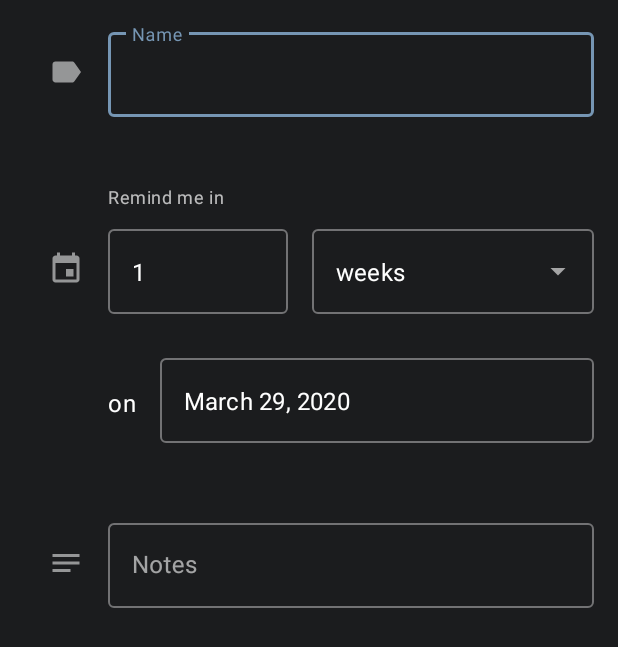
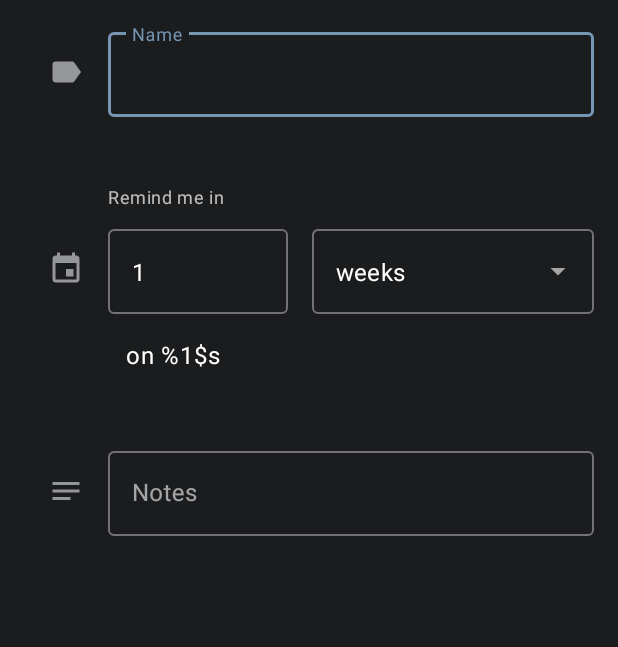
Before and after one commit to NotWoods/tapper-tracker, an Android app: the layout fragment_edit.xml on its own in the app's theme, with its tools: preview values and no code run, on a phone screen of 412 x 824 dp. Shown: the top 647 px of the screen. Run offline under Robolectric (Android 15) with nearby library versions, the phone set to English and light mode, and no system bars; Roboto replaces fonts that are not available here.

Commit message:
Stuff I didn't commit, oops

```diff
--- a/app/src/main/java/com/tigerxdaphne/tappertracker/db/TimeConverters.kt
+++ b/app/src/main/java/com/tigerxdaphne/tappertracker/db/TimeConverters.kt
@@ -1,7 +1,9 @@
 package com.tigerxdaphne.tappertracker.db
 
 import androidx.room.TypeConverter
+import java.time.Instant
 import java.time.LocalDate
+import java.time.ZoneOffset
 
 class TimeConverters {
 
@@ -11,3 +13,7 @@ class TimeConverters {
     @TypeConverter
     fun dateToTimestamp(date: LocalDate): String = date.toString()
 }
+
+fun LocalDate.toUtcInstant(): Instant = atStartOfDay(ZoneOffset.UTC).toInstant()
+
+fun Instant.toUtcDate(): LocalDate = atZone(ZoneOffset.UTC).toLocalDate()
--- a/app/src/main/java/com/tigerxdaphne/tappertracker/initial/Modules.kt
+++ b/app/src/main/java/com/tigerxdaphne/tappertracker/initial/Modules.kt
@@ -1,6 +1,7 @@
 package com.tigerxdaphne.tappertracker.initial
 
 import android.app.AlarmManager
+import android.content.res.Resources
 import androidx.core.app.NotificationManagerCompat
 import androidx.core.content.getSystemService
 import androidx.lifecycle.ProcessLifecycleOwner
@@ -36,6 +37,7 @@ val databaseModule = module {
 }
 
 val systemServiceModule = module {
+    single<Resources> { androidContext().resources }
     single<AlarmManager> { androidContext().getSystemService()!! }
     single { NotificationManagerCompat.from(androidContext()) }
 }
@@ -48,7 +50,7 @@ val alarmModule = module {
 }
 
 val viewModelModule = module {
-    viewModel { (args: EditFragmentArgs) -> EditViewModel(args, get(), get(), get()) }
+    viewModel { (args: EditFragmentArgs) -> EditViewModel(args, get(), get(), get(), get()) }
     viewModel { ListViewModel(get(), get()) }
     viewModel { (args: ExistingTagTappedFragmentArgs) -> ExistingTagTappedViewModel(args, get(), get()) }
 }
--- a/app/src/main/res/layout/fragment_edit.xml
+++ b/app/src/main/res/layout/fragment_edit.xml
@@ -80,7 +80,7 @@
         android:layout_width="120dp"
         android:layout_height="wrap_content"
         android:layout_marginEnd="16dp"
-        app:layout_constraintBottom_toTopOf="@id/date"
+        app:layout_constraintBottom_toTopOf="@id/on"
         app:layout_constraintEnd_toStartOf="@id/reminderUnit"
         app:layout_constraintStart_toStartOf="@id/iconGuideline"
         app:layout_constraintTop_toBottomOf="@id/reminderLabel">
@@ -118,39 +118,17 @@
     <TextView
         android:id="@+id/on"
         style="@style/TextAppearance.MaterialComponents.Body1"
-        android:layout_width="wrap_content"
+        android:layout_width="0dp"
         android:layout_height="wrap_content"
         android:text="@string/on_date"
-        android:labelFor="@id/date"
-        app:layout_constraintBottom_toBottomOf="@id/date"
-        app:layout_constraintEnd_toStartOf="@id/date"
+        android:clickable="true"
+        android:focusable="true"
+        android:paddingVertical="16dp"
+        android:paddingHorizontal="12dp"
+        app:layout_constraintBottom_toTopOf="@id/notes"
+        app:layout_constraintEnd_toEndOf="@id/reminderLabel"
         app:layout_constraintStart_toStartOf="@id/iconGuideline"
-        app:layout_constraintTop_toTopOf="@id/date" />
-
-    <com.google.android.material.textfield.TextInputLayout
-        android:id="@+id/date"
-        style="@style/Widget.App.TextInputLayout"
-        android:layout_width="0dp"
-        android:layout_height="wrap_content"
-        android:layout_marginTop="24dp"
-        android:layout_marginStart="16dp"
-        app:layout_constraintBottom_toBottomOf="@id/on"
-        app:layout_constraintEnd_toEndOf="@id/reminderLabel"
-        app:layout_constraintStart_toEndOf="@id/on"
-        app:layout_constraintTop_toBottomOf="@id/reminderDuration">
-
-        <com.google.android.material.textfield.TextInputEditText
-            android:id="@+id/dateField"
-            android:layout_width="match_parent"
-            android:layout_height="wrap_content"
-            android:clickable="true"
-            android:focusable="true"
-            android:editable="false"
-            tools:ignore="Deprecated"
-            android:inputType="none"
-            tools:text="March 29, 2020" />
-
-    </com.google.android.material.textfield.TextInputLayout>
+        app:layout_constraintTop_toBottomOf="@id/reminderDuration" />
 
     <ImageView
         android:id="@+id/notesIcon"
@@ -171,9 +149,9 @@
         android:layout_width="0dp"
         android:layout_height="wrap_content"
         android:hint="@string/notes"
-        android:layout_marginTop="48dp"
+        android:layout_marginTop="32dp"
         android:layout_marginBottom="8dp"
-        app:layout_constraintTop_toBottomOf="@id/date"
+        app:layout_constraintTop_toBottomOf="@id/on"
         app:layout_constraintEnd_toEndOf="parent"
         app:layout_constraintStart_toStartOf="@id/iconGuideline">
 
--- a/app/src/main/res/values/strings.xml
+++ b/app/src/main/res/values/strings.xml
@@ -58,7 +58,7 @@
     <string name="tag_name">Name</string>
     <string name="tag_name_blank_error">Name cannot be blank</string>
     <string name="remind_in">Remind me in</string>
-    <string name="on_date">on</string>
+    <string name="on_date">on %1$s</string>
     <string name="notes">Notes</string>
     <string name="exit_no_save_title">Exit without saving?</string>
     <string name="exit_no_save_new_tag_no_name_message">Your new tag will not be saved.</string>
```
Also changed, not shown: app/src/main/java/com/tigerxdaphne/tappertracker/pages/edit/EditFragment.kt (+9 -7 lines), app/src/main/java/com/tigerxdaphne/tappertracker/pages/edit/EditViewModel.kt (+20 -5 lines), 2 other files.
